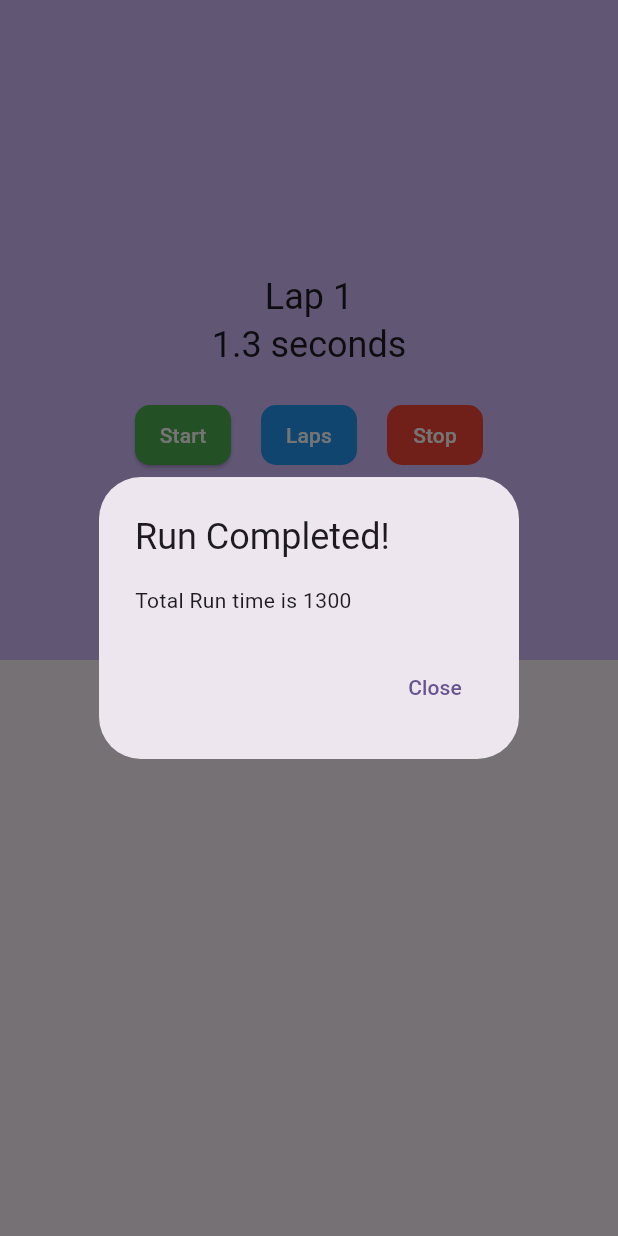
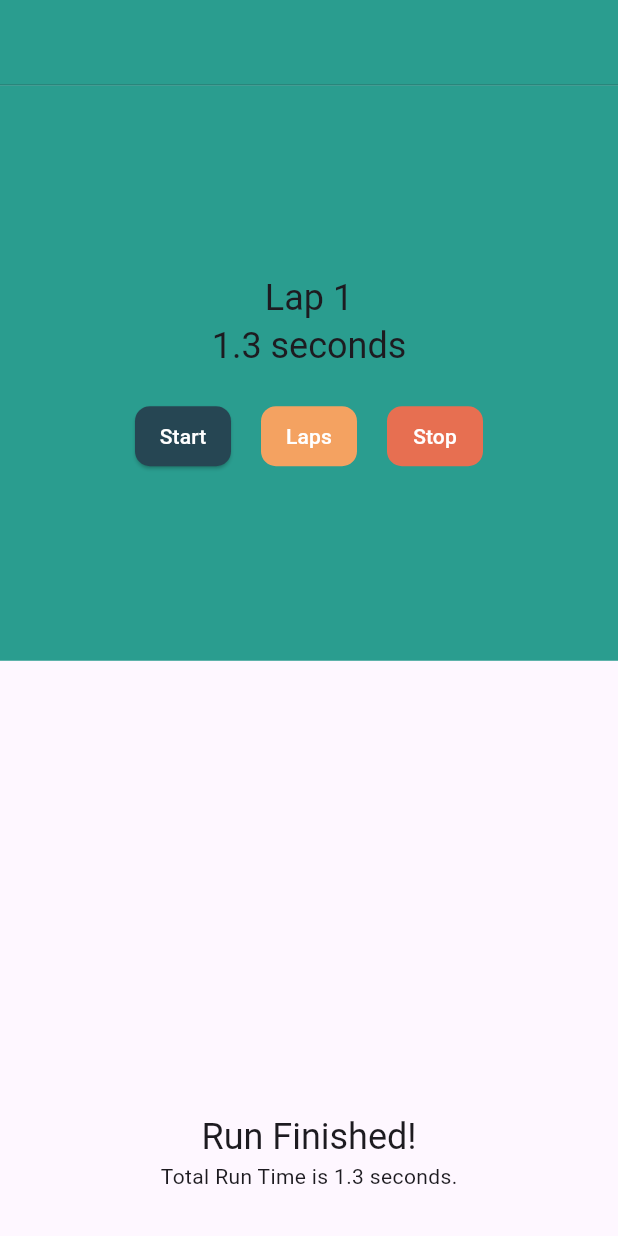
Before and after one commit to alomia/stopwatch-app, a Flutter app: the StopWatch screen opened directly with empty values, after a tap on "Start", after a tap on "Stop", on a phone screen of 412 x 824 dp. Run offline on Flutter 3.47's test engine with Material 3 defaults, Android fonts, the phone set to English and light mode, and no system bars.

```diff
--- a/lib/stopwatch.dart
+++ b/lib/stopwatch.dart
@@ -1,7 +1,6 @@
 import 'dart:async';
 
 import 'package:flutter/material.dart';
-import 'package:stopwatch/platform_alert.dart';
 
 class StopWatch extends StatefulWidget {
   final String name;
@@ -35,8 +34,16 @@ class _StopWatchState extends State<StopWatch> {
   Widget build(BuildContext context) {
     return Scaffold(
       appBar: AppBar(
-        backgroundColor: Theme.of(context).colorScheme.inversePrimary,
+        backgroundColor: const Color(0xFF2a9d8f),
         title: Text(widget.name),
+        bottom: PreferredSize(
+          preferredSize: const Size.fromHeight(1.0),
+          child: Container(
+            color: const Color(0xFF29867B),
+            height: 1.0,
+            width: double.infinity,
+          ),
+        ),
       ),
       body: Column(
         children: <Widget>[
@@ -49,12 +56,14 @@ class _StopWatchState extends State<StopWatch> {
 
   Widget _buildCounter(BuildContext context) {
     return Container(
-      color: Theme.of(context).colorScheme.inversePrimary,
+      color: const Color(0xFF2a9d8f),
       child: Column(
         mainAxisAlignment: MainAxisAlignment.center,
         children: <Widget>[
-          Text("Lap ${laps.length + 1}",
-              style: Theme.of(context).textTheme.headlineSmall),
+          Text(
+            "Lap ${laps.length + 1}",
+            style: Theme.of(context).textTheme.headlineSmall,
+          ),
           Text(
             _secondsText(milliseconds),
             style: Theme.of(context).textTheme.headlineSmall,
@@ -72,7 +81,8 @@ class _StopWatchState extends State<StopWatch> {
       children: <Widget>[
         ElevatedButton(
           style: ButtonStyle(
-            backgroundColor: MaterialStateProperty.all<Color>(Colors.green),
+            backgroundColor:
+                MaterialStateProperty.all<Color>(const Color(0xFF264653)),
             foregroundColor: MaterialStateProperty.all<Color>(Colors.white),
             padding: MaterialStateProperty.all<EdgeInsets>(
               const EdgeInsets.symmetric(horizontal: 12, vertical: 8),
@@ -87,7 +97,8 @@ class _StopWatchState extends State<StopWatch> {
         const SizedBox(width: 20.0),
         ElevatedButton(
           style: ButtonStyle(
-            backgroundColor: MaterialStateProperty.all<Color>(Colors.blue),
+            backgroundColor:
+                MaterialStateProperty.all<Color>(const Color(0xFFF4A261)),
             foregroundColor: MaterialStateProperty.all<Color>(Colors.white),
             padding: MaterialStateProperty.all<EdgeInsets>(
               const EdgeInsets.symmetric(horizontal: 12, vertical: 8),
@@ -100,9 +111,11 @@ class _StopWatchState extends State<StopWatch> {
           child: const Text("Laps"),
         ),
         const SizedBox(width: 20.0),
-        TextButton(
+        Builder(
+          builder: (context) => TextButton(
             style: ButtonStyle(
-            backgroundColor: MaterialStateProperty.all<Color>(Colors.red),
+              backgroundColor:
+                  MaterialStateProperty.all<Color>(const Color(0xFFE76F51)),
               foregroundColor: MaterialStateProperty.all<Color>(Colors.white),
               padding: MaterialStateProperty.all<EdgeInsets>(
                 const EdgeInsets.symmetric(horizontal: 12, vertical: 8),
@@ -111,8 +124,9 @@ class _StopWatchState extends State<StopWatch> {
                 RoundedRectangleBorder(borderRadius: BorderRadius.circular(10)),
               ),
             ),
-          onPressed: _isTicking ? _stopTimer : null,
+            onPressed: _isTicking ? () => _stopTimer(context) : null,
             child: const Text("Stop"),
+          ),
         )
       ],
     );
@@ -128,17 +142,40 @@ class _StopWatchState extends State<StopWatch> {
     });
   }
 
-  void _stopTimer() {
+  void _stopTimer(BuildContext context) {
     timer.cancel();
     setState(() {
       _isTicking = false;
     });
 
-    final totalRuntime = laps.fold(milliseconds, (total, lap) => total += lap);
+    final controller =
+        showBottomSheet(context: context, builder: _buildRunCompleteSheet);
 
-    final alert = PlatformAlert(
-        title: "Run Completed!", message: "Total Run time is $totalRuntime");
-    alert.show(context);
+    Future.delayed(const Duration(seconds: 5)).then((_) {
+      controller.close();
+    });
+  }
+
+  Widget _buildRunCompleteSheet(BuildContext context) {
+    final totalRuntime = laps.fold(milliseconds, (total, lap) => total + lap);
+    final textTheme = Theme.of(context).textTheme;
+
+    return SafeArea(
+      child: Container(
+        color: Theme.of(context).cardColor,
+        width: double.infinity,
+        child: Padding(
+          padding: const EdgeInsets.symmetric(vertical: 30.0),
+          child: Column(
+            mainAxisSize: MainAxisSize.min,
+            children: <Widget>[
+              Text("Run Finished!", style: textTheme.headlineSmall),
+              Text("Total Run Time is ${_secondsText(totalRuntime)}."),
+            ],
+          ),
+        ),
+      ),
+    );
   }
 
   void _laps() {
```
Lines whose indentation alone changed are shown as unchanged.
